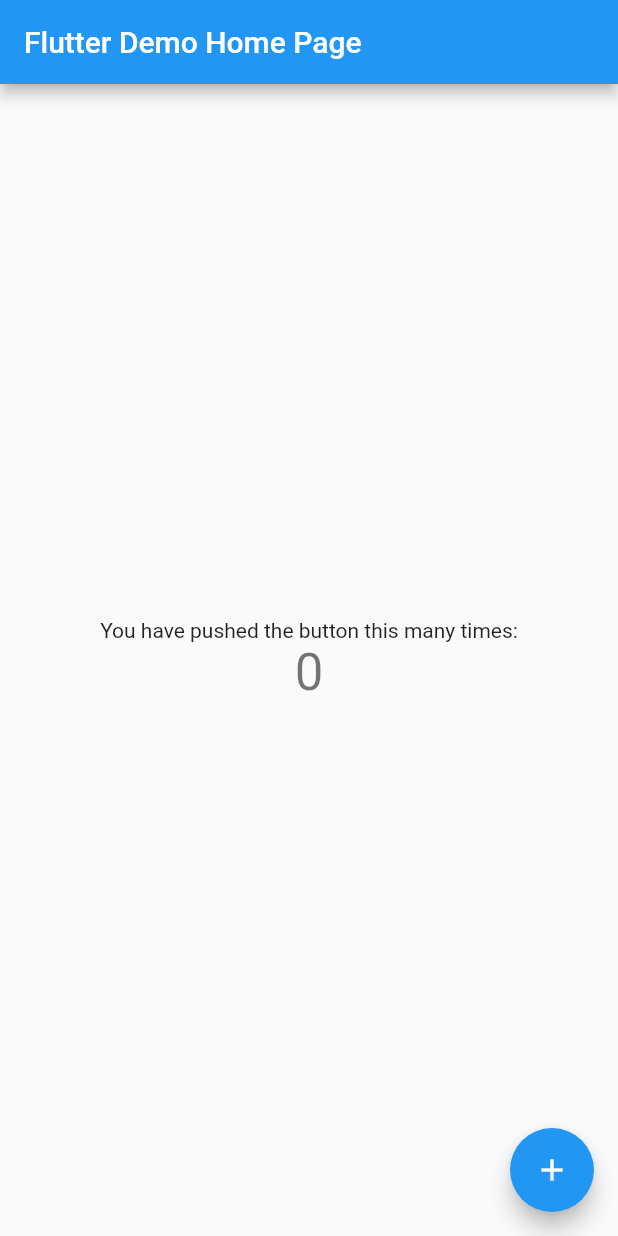
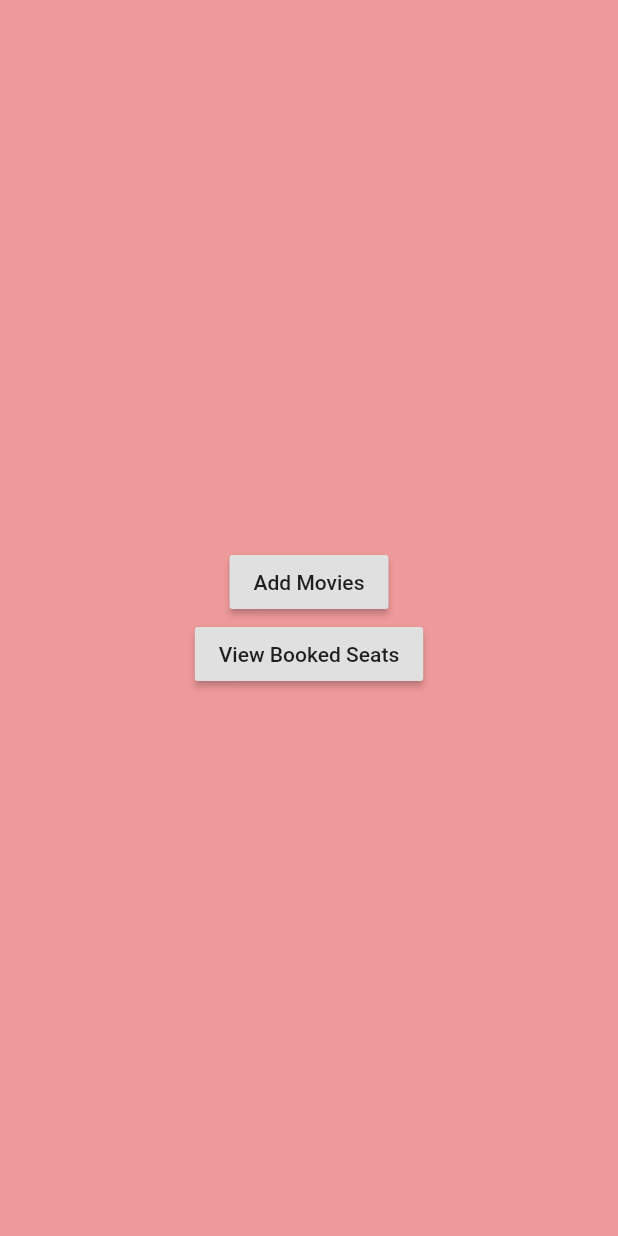
Before and after one commit to raghda-ali/vendor_app, a Flutter app: the screen it shows after launch, on a phone screen of 412 x 824 dp. Run offline on Flutter 3.47's test engine with Material 2 defaults, Android fonts, the phone set to English and light mode, and no system bars; our stand-ins replace cloud_firestore, firebase_core, firebase_storage, image_picker; accounts and stored records are empty.

Commit message:
add movie

```diff
--- /dev/null
+++ b/lib/Screens/Home.dart
@@ -0,0 +1,38 @@
+import 'package:flutter/material.dart';
+import 'package:vendor_app/Screens/addmovie.dart';
+
+class Home extends StatefulWidget {
+  static String id= 'Home';
+
+  @override
+  _HomeState createState() => _HomeState();
+}
+
+class _HomeState extends State<Home> {
+@override
+Widget build (BuildContext context) {
+  return Scaffold(
+    backgroundColor: Colors.red[200],
+    body: Column(
+      mainAxisAlignment: MainAxisAlignment.center,
+      crossAxisAlignment: CrossAxisAlignment.center,
+      children: <Widget>[
+        SizedBox(
+          width: double.infinity,
+        ),
+        RaisedButton(
+          onPressed:() {
+            Navigator.pushNamed(context, AddMovie.id);
+          },
+          child: Text('Add Movies'),
+        ),
+         RaisedButton(
+          onPressed:() {},
+          child: Text('View Booked Seats'),
+        ),
+
+      ],
+    )
+  );
+}
+}
--- a/lib/main.dart
+++ b/lib/main.dart
@@ -1,117 +1,28 @@
 import 'package:flutter/material.dart';
+import 'Screens/addmovie.dart';
+import 'Screens/Home.dart';
+import 'package:firebase_core/firebase_core.dart';
 
-void main() {
+void main() async{
+  WidgetsFlutterBinding.ensureInitialized();
+  await Firebase.initializeApp();
   runApp(MyApp());
 }
 
-class MyApp extends StatelessWidget {
+class MyApp extends StatefulWidget {
   // This widget is the root of your application.
+  @override
+  _MyAppState createState() => _MyAppState();
+}
+
+class _MyAppState extends State<MyApp> {
   @override
   Widget build(BuildContext context) {
     return MaterialApp(
-      title: 'Flutter Demo',
-      theme: ThemeData(
-        // This is the theme of your application.
-        //
-        // Try running your application with "flutter run". You'll see the
-        // application has a blue toolbar. Then, without quitting the app, try
-        // changing the primarySwatch below to Colors.green and then invoke
-        // "hot reload" (press "r" in the console where you ran "flutter run",
-        // or simply save your changes to "hot reload" in a Flutter IDE).
-        // Notice that the counter didn't reset back to zero; the application
-        // is not restarted.
-        primarySwatch: Colors.blue,
-        // This makes the visual density adapt to the platform that you run
-        // the app on. For desktop platforms, the controls will be smaller and
-        // closer together (more dense) than on mobile platforms.
-        visualDensity: VisualDensity.adaptivePlatformDensity,
-      ),
-      home: MyHomePage(title: 'Flutter Demo Home Page'),
+    home: Home(),
+    routes: {
+      AddMovie.id : (context)=>AddMovie(),
+    },
     );
   }
 }
-
-class MyHomePage extends StatefulWidget {
-  MyHomePage({Key key, this.title}) : super(key: key);
-
-  // This widget is the home page of your application. It is stateful, meaning
-  // that it has a State object (defined below) that contains fields that affect
-  // how it looks.
-
-  // This class is the configuration for the state. It holds the values (in this
-  // case the title) provided by the parent (in this case the App widget) and
-  // used by the build method of the State. Fields in a Widget subclass are
-  // always marked "final".
-
-  final String title;
-
-  @override
-  _MyHomePageState createState() => _MyHomePageState();
-}
-
-class _MyHomePageState extends State<MyHomePage> {
-  int _counter = 0;
-
-  void _incrementCounter() {
-    setState(() {
-      // This call to setState tells the Flutter framework that something has
-      // changed in this State, which causes it to rerun the build method below
-      // so that the display can reflect the updated values. If we changed
-      // _counter without calling setState(), then the build method would not be
-      // called again, and so nothing would appear to happen.
-      _counter++;
-    });
-  }
-
-  @override
-  Widget build(BuildContext context) {
-    // This method is rerun every time setState is called, for instance as done
-    // by the _incrementCounter method above.
-    //
-    // The Flutter framework has been optimized to make rerunning build methods
-    // fast, so that you can just rebuild anything that needs updating rather
-    // than having to individually change instances of widgets.
-    return Scaffold(
-      appBar: AppBar(
-        // Here we take the value from the MyHomePage object that was created by
-        // the App.build method, and use it to set our appbar title.
-        title: Text(widget.title),
-      ),
-      body: Center(
-        // Center is a layout widget. It takes a single child and positions it
-        // in the middle of the parent.
-        child: Column(
-          // Column is also a layout widget. It takes a list of children and
-          // arranges them vertically. By default, it sizes itself to fit its
-          // children horizontally, and tries to be as tall as its parent.
-          //
-          // Invoke "debug painting" (press "p" in the console, choose the
-          // "Toggle Debug Paint" action from the Flutter Inspector in Android
-          // Studio, or the "Toggle Debug Paint" command in Visual Studio Code)
-          // to see the wireframe for each widget.
-          //
-          // Column has various properties to control how it sizes itself and
-          // how it positions its children. Here we use mainAxisAlignment to
-          // center the children vertically; the main axis here is the vertical
-          // axis because Columns are vertical (the cross axis would be
-          // horizontal).
-          mainAxisAlignment: MainAxisAlignment.center,
-          children: <Widget>[
-            Text(
-              'You have pushed the button this many times:',
-            ),
-            Text(
-              '$_counter',
-              style: Theme.of(context).textTheme.headline4,
-            ),
-          ],
-        ),
-      ),
-      floatingActionButton: FloatingActionButton(
-        onPressed: _incrementCounter,
-        tooltip: 'Increment',
-        child: Icon(Icons.add),
-      ), // This trailing comma makes auto-formatting nicer for build methods.
-    );
-  }
-}
```
Also changed, not shown: lib/Screens/addMovie.dart (added, +235 -0 lines), lib/models/movie.dart (added, +15 -0 lines), lib/services/store.dart (added, +21 -0 lines), pubspec.yaml (+7 -0 lines), pubspec.lock, 4 other files.
